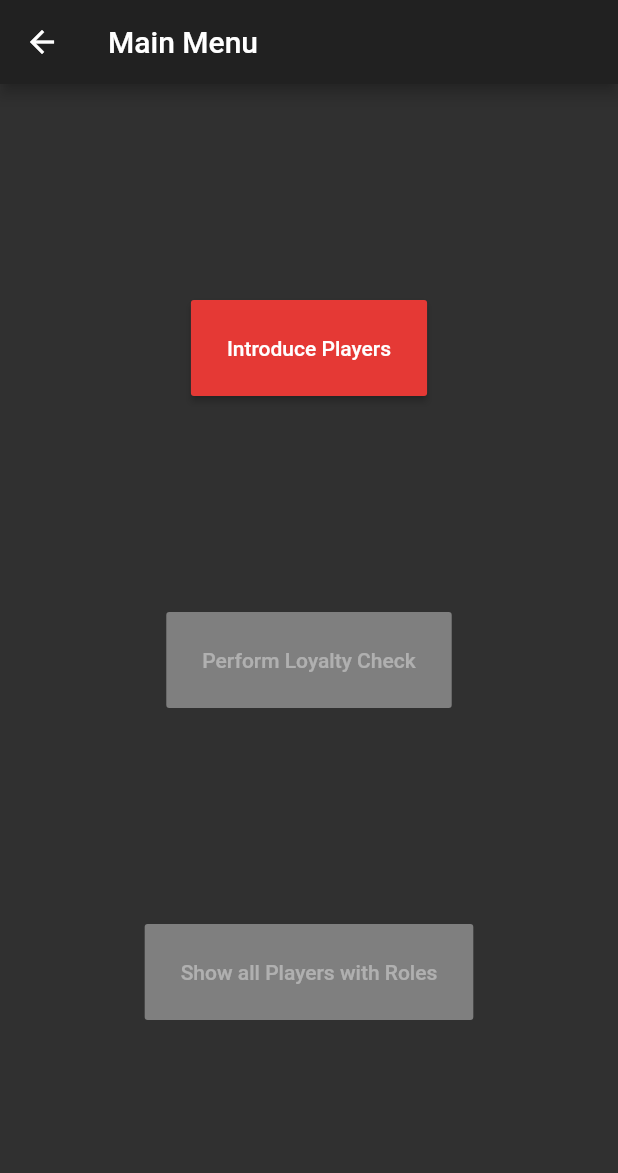
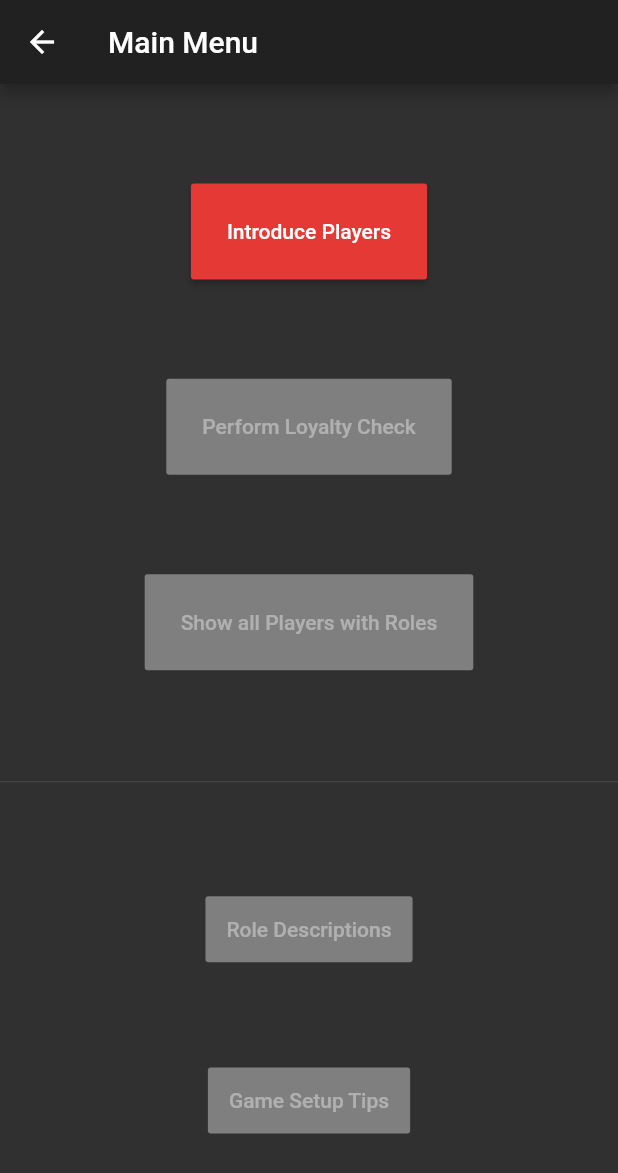
Before and after one commit to leer10/shroles, a Flutter app: the RoundScreen screen opened by its route, on a phone screen of 412 x 824 dp. Shown: the top 1173 px of the screen. Run offline on Flutter 3.47's test engine with Material 2 defaults, Android fonts, the phone set to English and light mode, and no system bars.

Commit message:
reorganize into folders

```diff
--- a/lib/roundscreen.dart
+++ b/lib/roundscreen/roundscreen.dart
@@ -40,7 +40,16 @@ class RoundScreen extends StatelessWidget {
                   onPressed: (Provider.of<GameState>(context).introduced)
                       ? () {Navigator.pushNamed(context, '/roundscreen/allplayers');}
                       : null),
-          ],
+          Divider(),
+          RaisedButton(
+            child: Text("Role Descriptions"),
+            padding: EdgeInsets.all(14),
+          ),
+          RaisedButton(
+            child: Text("Game Setup Tips"),
+            padding: EdgeInsets.all(14),
+          )
+        ],
         )));
   }
 }
```
Also changed, not shown: lib/main.dart (+6 -6 lines), lib/playerlist/addplayerscreen.dart (renamed from lib/addplayerscreen.dart), lib/playerlist/playerlistscreen.dart (renamed from lib/playerlistscreen.dart), lib/roundscreen/loyaltycheck.dart (renamed from lib/loyaltycheck.dart), lib/roundscreen/roleintroductionscreen.dart (renamed from lib/roleintroductionscreen.dart), lib/roundscreen/showallplayerswithrolesscreen.dart (renamed from lib/showallplayerswithrolesscreen.dart).
